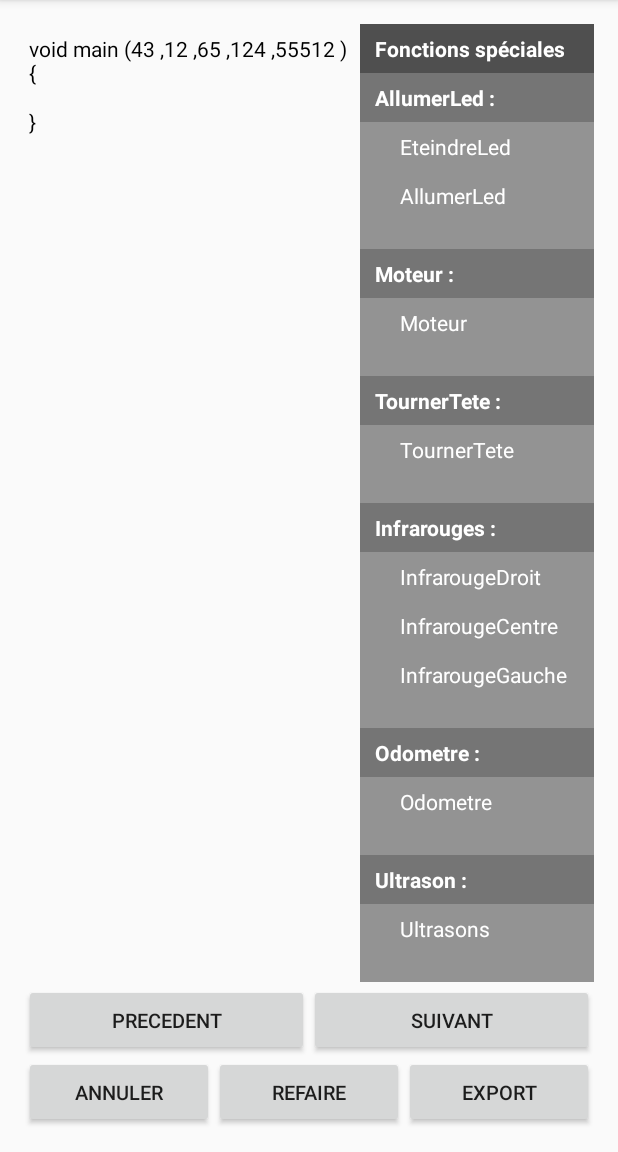
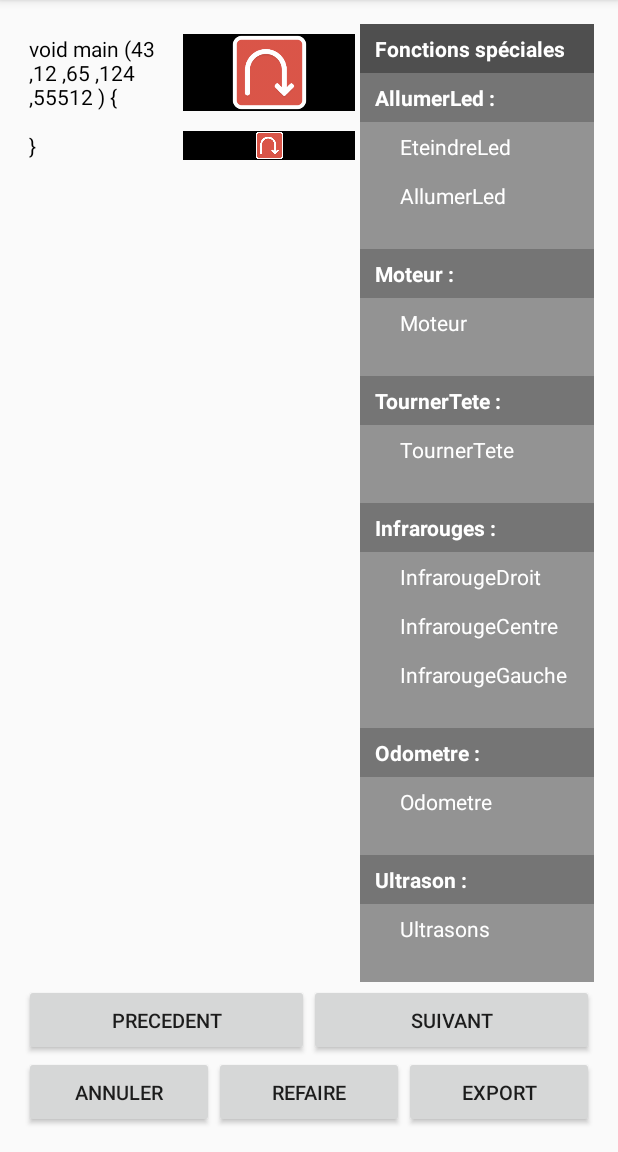
Before and after one commit to alistarle/projet-TER-M1-1, an Android app: the screen it shows after launch (AlgoActivity), on a phone screen of 412 x 824 dp, the part 84-1236 px from its top. Run offline under Robolectric (Android 15) with nearby library versions, the phone set to English and light mode, and no system bars; network calls fail.

Commit message:
image erreur

```diff
--- a/Android/app/src/main/java/com/example/vladimirkarassouloff/projetter/ui/AlgoActivity.java
+++ b/Android/app/src/main/java/com/example/vladimirkarassouloff/projetter/ui/AlgoActivity.java
@@ -145,7 +145,6 @@ public class AlgoActivity extends AppCompatActivity {
         elementsScroll = (ElementsView) findViewById(R.id.elementsScroll);
         nameView = (NameView) findViewById(R.id.namesScroll);
         algoScroll = (AlgoView) findViewById(R.id.algoScroll);
-
 
         ///////////Gestion viewanimator/////////////
         viewAnimator = (ViewAnimator) findViewById(R.id.viewanimator);
--- a/Android/app/src/main/java/com/example/vladimirkarassouloff/projetter/ui/myelementsproduction/Production.java
+++ b/Android/app/src/main/java/com/example/vladimirkarassouloff/projetter/ui/myelementsproduction/Production.java
@@ -11,6 +11,7 @@ import android.support.v4.content.LocalBroadcastManager;
 import android.util.AttributeSet;
 import android.util.Log;
 import android.view.DragEvent;
+import android.view.Gravity;
 import android.view.LayoutInflater;
 import android.view.MotionEvent;
 import android.view.View;
@@ -18,6 +19,7 @@ import android.view.ViewGroup;
 import android.widget.ArrayAdapter;
 import android.widget.Button;
 import android.widget.EditText;
+import android.widget.ImageView;
 import android.widget.LinearLayout;
 import android.widget.TextView;
 import android.widget.Toast;
@@ -46,9 +48,11 @@ import java.util.List;
 /**
  * Created by Vladimir on 14/02/2016.
  */
-public class Production extends TextView {
+public class Production extends LinearLayout {
 
+    protected TextView tv;
     protected ElementString basicElement;
+    protected ImageView errorDisplay;
 
 
     protected float initialXEvent, initialYEvent;
@@ -66,6 +70,10 @@ public class Production extends TextView {
 
     public Production(Context context){
         super(context);
+        this.tv = new TextView(context);
+        this.errorDisplay = new ImageView(context);
+        addView(tv);
+        addView(errorDisplay);
         this.basicElement = new ElementString();
         init();
     }
@@ -75,27 +83,53 @@ public class Production extends TextView {
 
     public Production(Context context, AttributeSet attrs){
         super(context, attrs);
+        this.tv = new TextView(context);
+        this.errorDisplay = new ImageView(context);
+        addView(tv);
+        addView(errorDisplay);
         this.basicElement = new ElementString();
         init();
     }
     public Production(Context context,ElementString basicElement){
         super(context);
+        this.tv = new TextView(context);
+        this.errorDisplay = new ImageView(context);
+        addView(tv);
+        addView(errorDisplay);
         this.basicElement = basicElement;
         init();
     }
     public Production(Context context, AttributeSet attrs,ElementString basicElement){
         super(context, attrs);
+        this.tv = new TextView(context);
+        this.errorDisplay = new ImageView(context);
+        addView(tv);
+        addView(errorDisplay);
         this.basicElement = basicElement;
         init();
     }
 
     protected void init(){
-        this.setTextColor(Color.BLACK);
+        this.setOrientation(LinearLayout.HORIZONTAL);
+        this.tv.setTextColor(Color.BLACK);
         this.separator = getResources().getDrawable(R.drawable.test);
         myCustomSeparator = new TextView(getContext());
         myCustomSeparator.setText(" ");
         myCustomSeparator.setBackground(separator);
         myCustomSeparator.setHeight(20);
+
+        errorDisplay.setBackgroundColor(Color.BLACK);
+        errorDisplay.setImageDrawable(getResources().getDrawable(R.drawable.loop_back));
+
+        LayoutParams textParam = new LinearLayout.LayoutParams(LayoutParams.FILL_PARENT, LayoutParams.WRAP_CONTENT);
+        textParam.gravity = Gravity.START;
+        textParam.weight = 0.9f;
+        tv.setLayoutParams(textParam);
+
+        LayoutParams imageParam = new LinearLayout.LayoutParams(LayoutParams.WRAP_CONTENT, LayoutParams.MATCH_PARENT);
+        imageParam.gravity = Gravity.END;
+        imageParam.weight = 0.1f;
+        errorDisplay.setLayoutParams(imageParam);
 
         this.refreshText();
         this.setPadding(5, 10, 5, 10);
@@ -454,9 +488,9 @@ public class Production extends TextView {
 
     public void refreshText() {
         if (basicElement == null) {
-            this.setText("EmptyProduction");
+            tv.setText("EmptyProduction");
         } else {
-            this.setText(basicElement.getBasicText());
+            tv.setText(basicElement.getBasicText());
         }
     }
 
@@ -585,4 +619,7 @@ public class Production extends TextView {
         return basicElement.getBackgroundColorOnTouch();
     }
 
+    public void setText(String s){
+        this.tv.setText(s);
+    }
 }
```
